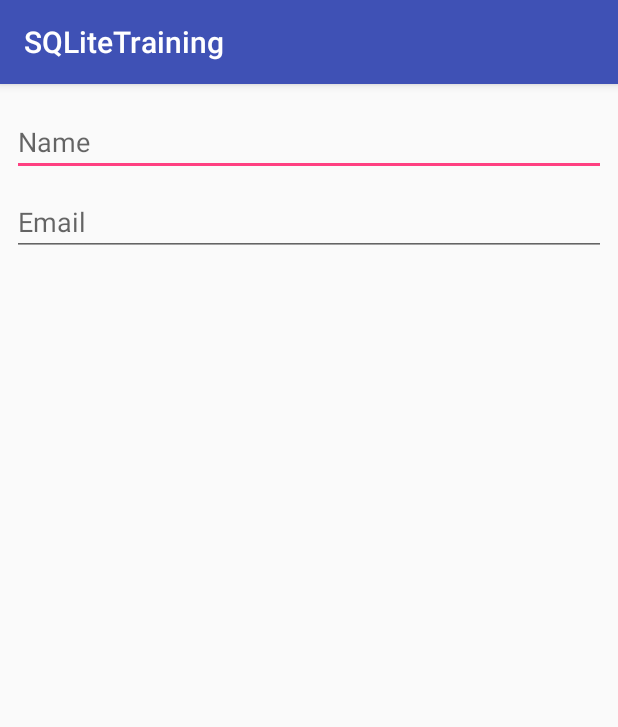
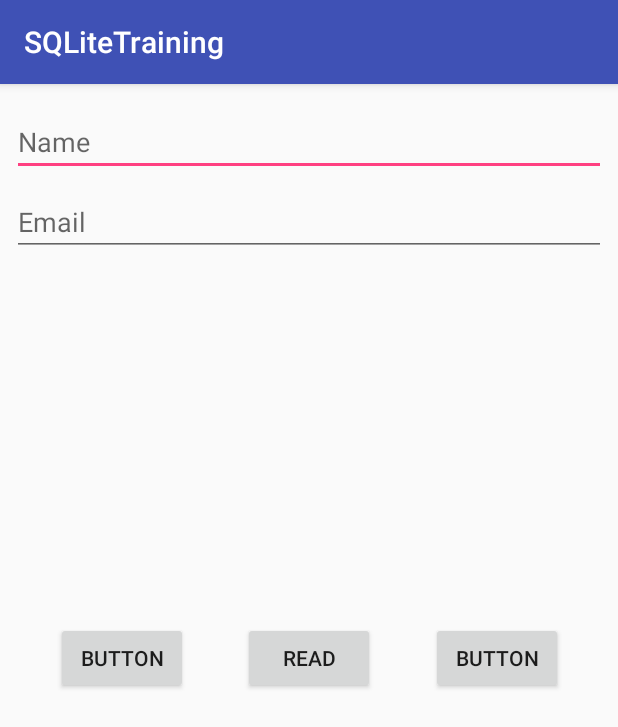
Before and after one commit to lexasok/SQLiteTraining, an Android app: the screen it shows after launch (MainActivity), on a phone screen of 412 x 824 dp. Shown: the top 727 px of the screen. Run offline under Robolectric (Android 15) with nearby library versions, the phone set to English and light mode, and no system bars.

Commit message:
Buttons added

```diff
--- a/app/src/main/res/layout/activity_main.xml
+++ b/app/src/main/res/layout/activity_main.xml
@@ -34,4 +34,37 @@
         app:layout_constraintEnd_toEndOf="parent"
         app:layout_constraintStart_toStartOf="parent"
         app:layout_constraintTop_toBottomOf="@+id/editText" />
+
+    <Button
+        android:id="@+id/button"
+        android:layout_width="wrap_content"
+        android:layout_height="wrap_content"
+        android:text="Read"
+        app:layout_constraintBottom_toBottomOf="parent"
+        app:layout_constraintEnd_toEndOf="parent"
+        app:layout_constraintStart_toStartOf="parent"
+        app:layout_constraintTop_toTopOf="parent"
+        app:layout_constraintVertical_bias="0.498" />
+
+    <Button
+        android:id="@+id/button2"
+        android:layout_width="wrap_content"
+        android:layout_height="wrap_content"
+        android:layout_marginEnd="8dp"
+        android:layout_marginStart="8dp"
+        android:text="Button"
+        app:layout_constraintBaseline_toBaselineOf="@+id/button"
+        app:layout_constraintEnd_toStartOf="@+id/button"
+        app:layout_constraintStart_toStartOf="parent" />
+
+    <Button
+        android:id="@+id/button3"
+        android:layout_width="wrap_content"
+        android:layout_height="wrap_content"
+        android:layout_marginEnd="8dp"
+        android:layout_marginStart="8dp"
+        android:text="Button"
+        app:layout_constraintBaseline_toBaselineOf="@+id/button"
+        app:layout_constraintEnd_toEndOf="parent"
+        app:layout_constraintStart_toEndOf="@+id/button" />
 </android.support.constraint.ConstraintLayout>
```
